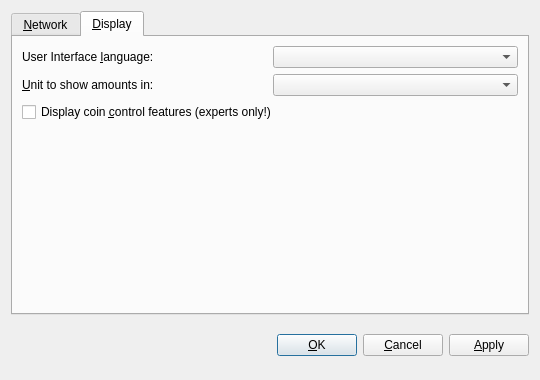
This is src/qt/forms/optionsdialog.ui in FastPeercoin/FastPeercoin as Qt 5 draws it before an edit. The edited form follows.
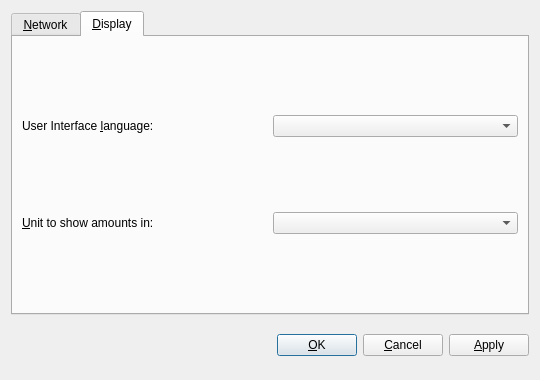
This is the edited form. The open tabs and pages were chosen to show the change. Custom widgets are drawn as their Qt base class.

Commit message: Remove coin control.

The edit to the form file:
```diff
--- a/src/qt/forms/optionsdialog.ui
+++ b/src/qt/forms/optionsdialog.ui
@@ -197,29 +197,6 @@
          </item>
         </layout>
        </item>
-       <item>
-         <widget class="QCheckBox" name="coinControlFeatures">
-           <property name="toolTip">
-            <string>Whether to show coin control features or not.</string>
-           </property>
-           <property name="text">
-            <string>Display coin &amp;control features (experts only!)</string>
-           </property>
-         </widget>
-       </item>
-       <item>
-        <spacer name="verticalSpacer_Display">
-         <property name="orientation">
-          <enum>Qt::Vertical</enum>
-         </property>
-         <property name="sizeHint" stdset="0">
-          <size>
-           <width>20</width>
-           <height>40</height>
-          </size>
-         </property>
-        </spacer>
-       </item>
       </layout>
      </widget>
     </widget>
```
The commit also changes 19 other files.
